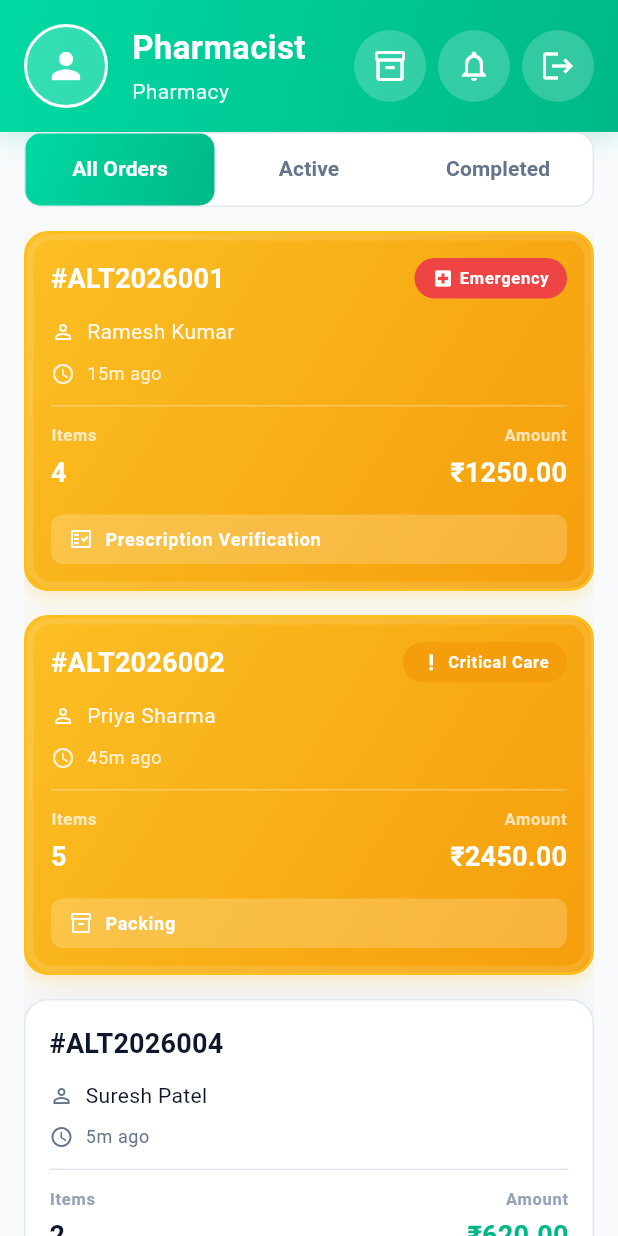
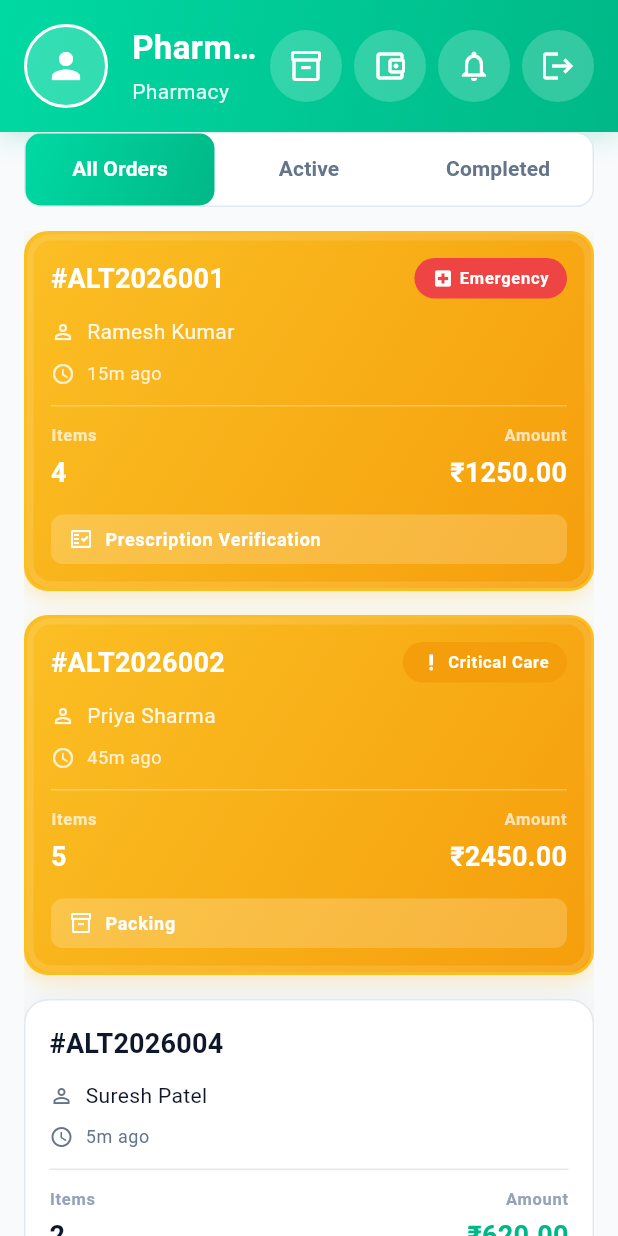
Before and after one commit to Dev-Ayan-Dasgupta/flutter_althea_pharmacy, a Flutter app: the OrdersQueueScreen screen opened directly, on a phone screen of 412 x 824 dp. Run offline on Flutter 3.47's test engine with Material 3 defaults, Android fonts, the phone set to English and light mode, and no system bars; our stand-ins replace dartz, flutter_riverpod, freezed_annotation, go_router, google_fonts, hive_flutter and 1 more; accounts and stored records are empty; generated files the repository leaves out were written again; Roboto replaces fonts that are missing (Baloo Bhaijaan 2).

Commit message:
added wallet icon

```diff
--- a/lib/features/orders/presentation/widgets/orders_header.dart
+++ b/lib/features/orders/presentation/widgets/orders_header.dart
@@ -100,6 +100,21 @@ class OrdersHeader extends StatelessWidget {
             ),
           ),
 
+          // Wallet Icon
+          Container(
+            margin: const EdgeInsets.only(right: 8),
+            decoration: BoxDecoration(
+              color: Colors.white.withValues(alpha: isDark ? 0.15 : 0.2),
+              shape: BoxShape.circle,
+            ),
+            child: IconButton(
+              icon: const Icon(Icons.account_balance_wallet_outlined),
+              color: Colors.white,
+              tooltip: 'Wallet',
+              onPressed: () => context.go('/home/wallet'),
+            ),
+          ),
+
           // Notification Icon
           Container(
             margin: const EdgeInsets.only(right: 8),
```
Also changed, not shown: lib/core/router/app_router.dart (+3 -5 lines).
